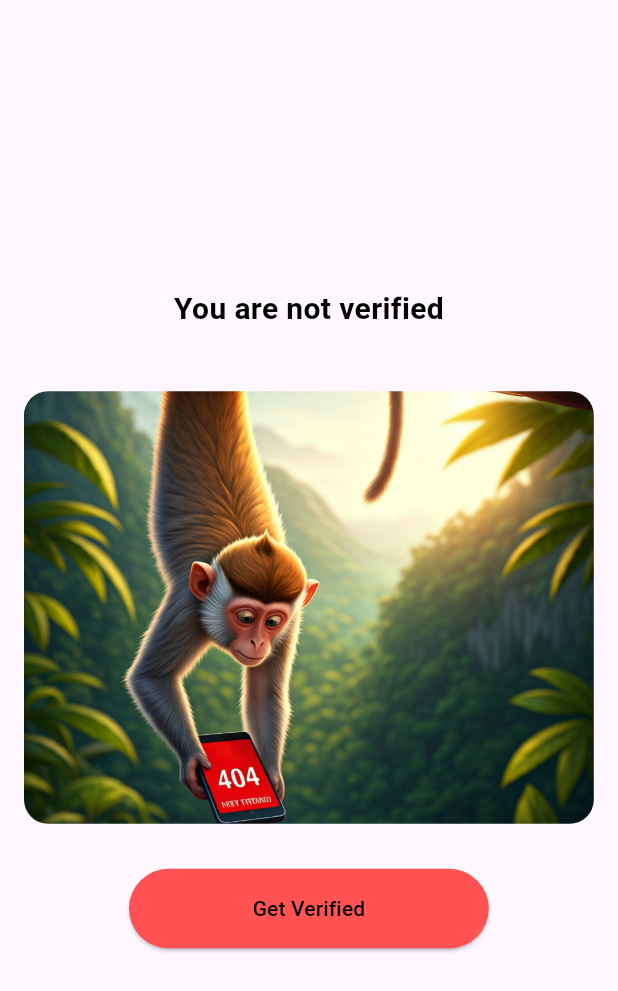
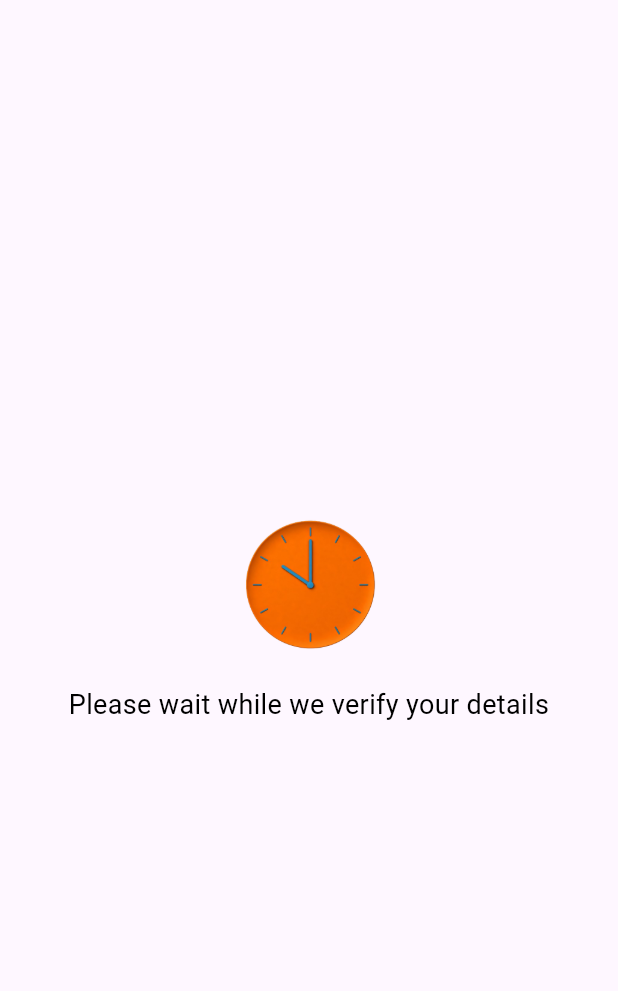
Before and after one commit to dhanateam/mobile-app, a Flutter app: the VerificationScreen screen opened directly, on a phone screen of 412 x 824 dp. Shown: the top 991 px of the screen. Run offline on Flutter 3.47's test engine with Material 3 defaults, Android fonts, the phone set to English and light mode, and no system bars; our stand-ins replace image_picker, share_plus, shared_preferences; accounts and stored records are empty.

```diff
--- a/lib/screens/getverified.dart
+++ b/lib/screens/getverified.dart
@@ -1,10 +1,11 @@
 import 'package:flutter/material.dart';
+import 'package:flutter/services.dart';
 import 'package:image_picker/image_picker.dart';
 import 'dart:convert';
 import 'dart:io';
+import 'dart:math';
 import 'package:provider/provider.dart';
 import 'package:telemoni/utils/themeprovider.dart';
-import 'package:flutter/services.dart'; // Import to use TextInputFormatter
 
 class VerificationScreen extends StatefulWidget {
   const VerificationScreen({super.key});
@@ -15,16 +16,35 @@ class VerificationScreen extends StatefulWidget {
 
 class _VerificationScreenState extends State<VerificationScreen> {
   final _panController = TextEditingController();
+  final _focusNode = FocusNode();
   File? _selectedImage;
   bool _isFormVisible = false;
   bool _isPanValid = true;
+  String _verificationStatus = '';
+bool _isImageRequired = false;
 
+  // PAN format regex: 5 uppercase letters, 4 digits, and 1 uppercase letter
   final _panFormat = RegExp(r'^[A-Z]{5}[0-9]{4}[A-Z]$');
+
+  @override
+  void initState() {
+    super.initState();
+    _checkVerificationStatus(); // Check verification status on initial render
+  }
 
   @override
   void dispose() {
     _panController.dispose();
+    _focusNode.dispose();
     super.dispose();
+  }
+
+  // Function to check verification status (returns random value for demonstration)
+  void _checkVerificationStatus() {
+    final statuses = ['verified', 'pending', 'not verified'];
+    setState(() {
+      _verificationStatus = statuses[Random().nextInt(statuses.length)];
+    });
   }
 
   Future<void> _pickImage() async {
@@ -55,19 +75,45 @@ class _VerificationScreenState extends State<VerificationScreen> {
     }
   }
 
-  List<TextInputFormatter> _getPanInputFormatters(String text) {
-    if (text.length >= 5 && text.length <= 8) {
-      // Return a numeric-only input formatter for digits 6–9
-      return [
-        FilteringTextInputFormatter.digitsOnly,
-        LengthLimitingTextInputFormatter(10),
-      ];
+  // Method to handle input changes and dynamically switch keyboards
+  void _onPanChanged(String value) {
+    String newValue = value.toUpperCase();
+
+    // Limit the length of the input to 10 characters
+    if (newValue.length > 10) {
+      newValue = newValue.substring(0, 10);
     }
-    // Return input formatter for A-Z letters for positions 1–5 and 10
-    return [
-      FilteringTextInputFormatter.allow(RegExp(r'[A-Z]')),
-      LengthLimitingTextInputFormatter(10),
-    ];
+
+    // Check the length to handle keyboard switching logic
+    if (newValue.length == 5) {
+      // Close the alphabetical keyboard and open the numerical keyboard
+      _focusNode.unfocus();
+      Future.delayed(Duration(milliseconds: 100), () {
+        FocusScope.of(context).requestFocus(_focusNode);
+        SystemChannels.textInput
+            .invokeMethod('TextInput.setClient', [null, TextInputType.number]);
+      });
+    } else if (newValue.length == 9) {
+      // Close the numerical keyboard and open the alphabetical keyboard
+      _focusNode.unfocus();
+      Future.delayed(Duration(milliseconds: 100), () {
+        FocusScope.of(context).requestFocus(_focusNode);
+        SystemChannels.textInput
+            .invokeMethod('TextInput.setClient', [null, TextInputType.text]);
+      });
+    }
+
+    // Update the text field with the uppercase value
+    _panController.value = TextEditingValue(
+      text: newValue,
+      selection: TextSelection.fromPosition(
+        TextPosition(offset: newValue.length),
+      ),
+    );
+
+    setState(() {
+      _isPanValid = true; // Reset validation state when input changes
+    });
   }
 
   @override
@@ -78,80 +124,153 @@ class _VerificationScreenState extends State<VerificationScreen> {
 
     return Scaffold(
       backgroundColor: themeProvider.themeData.colorScheme.background,
-      body: Padding(
+      body: Center(
+        child: Padding(
           padding: const EdgeInsets.all(16.0),
           child: Column(
             crossAxisAlignment: CrossAxisAlignment.center,
             mainAxisAlignment: MainAxisAlignment.center,
             children: [
+              if (_verificationStatus == 'verified')
                 Text(
-              _isFormVisible
-                  ? 'Complete the form to get verified'
-                  : 'You are not verified',
+                  'You are verified',
                   style: TextStyle(
                     color: customColors.textColor,
                     fontSize: 20,
                     fontWeight: FontWeight.bold,
                   ),
+                )
+              else if (_verificationStatus == 'pending')
+                Column(
+                  children: [
+                    Image.asset(
+                      'assets/clock.png',
+                      height: 100,
+                      width: 100,
                     ),
-            const SizedBox(height: 40),
-            if (_isFormVisible) ...[
+                    const SizedBox(height: 16),
+                    Text(
+                      'Please wait while we verify your details',
+                      style: TextStyle(
+                        color: customColors.textColor,
+                        fontSize: 18,
+                      ),
+                      textAlign: TextAlign.center,
+                    ),
+                  ],
+                )
+              else
+                Column(
+                  children: [
+                    Text(
+!_isFormVisible
+                          ? 'You are not verified'
+                          : 'Complete the form to get verified',                      style: TextStyle(
+                        color: customColors.textColor,
+                        fontSize: 20,
+                        fontWeight: FontWeight.bold,
+                      ),
+                    ),
+                    const SizedBox(height: 20),
+                        if (!_isFormVisible)
+                    ClipRRect(
+                      borderRadius: BorderRadius.circular(16.0),
+                      child: Image.asset(
+                        'assets/404.jpg',
+                        width: MediaQuery.of(context).size.width*.9,
+                      ),
+                    ),
+                    const SizedBox(height: 30),
+                    if (_isFormVisible)
+                      Card(
+                        shape: RoundedRectangleBorder(
+                          borderRadius: BorderRadius.circular(16.0),
+                        ),
+                        elevation: 4,
+                        child: Padding(
+                          padding: const EdgeInsets.all(16.0),
+                          child: Column(
+                            children: [
+
                               TextField(
                                 controller: _panController,
-                onChanged: (value) {
-                  setState(() {
-                    // Update the input formatters based on input length
-                    _panController.text = value.toUpperCase();
-                    _panController.selection = TextSelection.fromPosition(
-                      TextPosition(offset: _panController.text.length),
-                    );
-                  });
-                },
-                inputFormatters: _getPanInputFormatters(_panController.text),
+                                focusNode: _focusNode,
+                                onChanged: _onPanChanged,
+                                keyboardType: _panController.text.length >= 5 &&
+                                        _panController.text.length < 9
+                                    ? TextInputType.number
+                                    : TextInputType.text,
+                                inputFormatters: [
+                                  FilteringTextInputFormatter.allow(
+                                    RegExp(r'[a-zA-Z0-9]'),
+                                  ),
+                                ],
+                                maxLength: 10,
                                 decoration: InputDecoration(
                                   labelText: 'Enter your PAN',
-                  errorText: _isPanValid ? null : 'Invalid PAN format',
-                  labelStyle: TextStyle(color: customColors.textColor),
+                                  errorText:
+                                      _isPanValid ? null : 'Invalid PAN ',
+                                  labelStyle:
+                                      TextStyle(color: customColors.textColor),
                                   focusedBorder: UnderlineInputBorder(
-                    borderSide: BorderSide(color: customColors.textColor),
+                                    borderSide: BorderSide(
+                                        color: customColors.textColor),
                                   ),
                                 ),
                                 style: TextStyle(color: customColors.textColor),
                               ),
                               const SizedBox(height: 16),
+                             Column(
+                                children: [
+                                  if (_selectedImage != null)
+                                    Padding(
+                                      padding: const EdgeInsets.all(16.0),
+                                      child: Image.file(
+                                        _selectedImage!,
+                                        height: 100,
+                                        width: 100,
+                                      ),
+                                    ),
                                   ElevatedButton(
                                     onPressed: _pickImage,
                                     style: ElevatedButton.styleFrom(
-                  backgroundColor: customColors.buttonColor,
+                                      backgroundColor: customColors.customBlue,
                                     ),
                                     child: Text(
-                  'Choose Image',
-                  style: TextStyle(color: customColors.textColor),
+                                      'Pan Image',
+                                      style: TextStyle(
+                                          color: customColors.textColor),
                                     ),
                                   ),
-              if (_selectedImage != null)
+                                  if (_isImageRequired &&
+                                      _selectedImage ==
+                                          null) // Show the error only when the submit button is clicked and image is not selected
                                     Padding(
-                  padding: const EdgeInsets.all(16.0),
-                  child: Image.file(_selectedImage!, height: 100, width: 100),
-                ),
-            ] else ...[
-              Container(
-                width: mediaQuery.size.width * 0.922,
-                height: mediaQuery.size.height * 0.35,
-                decoration: BoxDecoration(
-                  borderRadius: BorderRadius.circular(16),
-                  image: const DecorationImage(
-                    image: AssetImage('assets/404.jpg'),
-                    fit: BoxFit.cover,
+                                      padding: const EdgeInsets.only(top: 8.0),
+                                      child: Text(
+                                        'We need your PAN to verify your details',
+                                        style: TextStyle(
+                                          color: Colors.red,
+                                          fontSize: 14,
+                                          fontWeight: FontWeight.bold,
                                         ),
                                       ),
                                     ),
                                 ],
-            const SizedBox(height: 30),
+                              ),
+                            ],
+                          ),
+                        ),
+                      ),
+                    const SizedBox(height: 20,),
                     ElevatedButton(
                       onPressed: () {
                         if (_isFormVisible) {
                           _validateAndSubmit();
+                          setState(() {
+                            _isImageRequired = _selectedImage ==
+                                null; // Show error if image is not selected
+                          });
                         } else {
                           setState(() {
                             _isFormVisible = true;
@@ -168,7 +287,7 @@ class _VerificationScreenState extends State<VerificationScreen> {
                                 : Colors.redAccent,
                         padding: EdgeInsets.symmetric(
                           horizontal: mediaQuery.size.width * 0.2,
-                  vertical: mediaQuery.size.height * 0.02,
+                          vertical: mediaQuery.size.height * 0.016,
                         ),
                       ),
                       child: Text(
@@ -178,6 +297,9 @@ class _VerificationScreenState extends State<VerificationScreen> {
                     ),
                   ],
                 ),
+              ],
+          ),
+        ),
       ),
     );
   }
--- a/pubspec.yaml
+++ b/pubspec.yaml
@@ -32,3 +32,4 @@ flutter:
     - assets/zoom.png
     - assets/lock.png
     - assets/404.jpg
+    - assets/clock.png
```
Also changed, not shown: assets/clock.png (added). Lines whose indentation alone changed are shown as unchanged.
